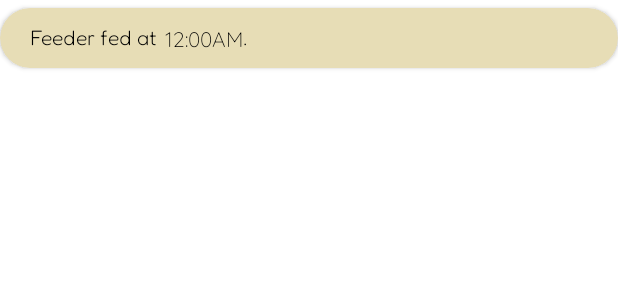
After one commit to UgetsuMurata/FeedFind, an Android app: the layout features_feeder_logs_items.xml on its own in the app's theme, with its tools: preview values and no code run, on a phone screen of 412 x 824 dp. The commit adds this screen. Shown: the top 300 px of the screen. Run offline under Robolectric (Android 15) with nearby library versions, the phone set to English and light mode, and no system bars.

Commit message:
- Everything done!

```diff
--- a/app/src/main/AndroidManifest.xml
+++ b/app/src/main/AndroidManifest.xml
@@ -15,7 +15,7 @@
         android:allowBackup="true"
         android:dataExtractionRules="@xml/data_extraction_rules"
         android:fullBackupContent="@xml/backup_rules"
-        android:icon="@mipmap/ic_launcher"
+        android:icon="@drawable/feed_and_find_logo"
         android:label="Feed and Find"
         android:supportsRtl="true"
         android:theme="@style/Theme.FeedAndFind"
--- a/app/src/main/java/com/example/feedandfind/Adapter/RecordAdapter.java
+++ b/app/src/main/java/com/example/feedandfind/Adapter/RecordAdapter.java
@@ -105,7 +105,7 @@ public class RecordAdapter extends RecyclerView.Adapter<RecordAdapter.RecordHold
                 Intent intent;
                 switch (item.getItemId()) {
                     case (R.id.delete_pet):
-                        firebaseData.removeData("Users/"+feedAndFind.APP_CODE+"/PetFeederQrCodes/"+petInformation.getKey());
+                        firebaseData.removeData("Users/"+feedAndFind.APP_CODE+"/PetTrackerQrCodes/"+petInformation.getKey());
                         feedAndFind.removePetInformationList(petInformation.getKey());
                         recordCallback.onDeleteCallback();
                         break;
--- a/app/src/main/java/com/example/feedandfind/Features/Pets/PetsEdit.java
+++ b/app/src/main/java/com/example/feedandfind/Features/Pets/PetsEdit.java
@@ -175,7 +175,7 @@ public class PetsEdit extends AppCompatActivity {
             values.put("medication", petMedication.getText() != null ? petMedication.getText().toString() : "");
             values.put("vetName", vetName.getText() != null ? vetName.getText().toString() : "");
             values.put("vetPhoneNumber", vetPhoneNumber.getText() != null ? vetPhoneNumber.getText().toString() : "");
-            firebaseData.addValues("Users/"+feedAndFind.APP_CODE+"/PetFeederQrCodes/"+CollarKey, values);
+            firebaseData.addValues("Users/"+feedAndFind.APP_CODE+"/PetTrackerQrCodes/"+CollarKey, values);
             Toast.makeText(this, "Pet information Edited!", Toast.LENGTH_SHORT).show();
 
             List<PetInformation> petInformationList = feedAndFind.getPetInformationList();
--- a/app/src/main/java/com/example/feedandfind/Features/Pets/PetsInfo.java
+++ b/app/src/main/java/com/example/feedandfind/Features/Pets/PetsInfo.java
@@ -77,7 +77,7 @@ public class PetsInfo extends AppCompatActivity {
                 Intent intent;
                 switch (item.getItemId()) {
                     case (R.id.delete_pet):
-                        firebaseData.removeData("Users/"+feedAndFind.APP_CODE+"/PetFeederQrCodes/"+CollarId);
+                        firebaseData.removeData("Users/"+feedAndFind.APP_CODE+"/PetTrackerQrCodes/"+CollarId);
                         feedAndFind.removePetInformationList(CollarId);
                         getOnBackPressedDispatcher().onBackPressed();
                         break;
--- a/app/src/main/java/com/example/feedandfind/LoadingScreen/MainActivity.java
+++ b/app/src/main/java/com/example/feedandfind/LoadingScreen/MainActivity.java
@@ -84,7 +84,7 @@ public class MainActivity extends AppCompatActivity {
         long timeStarted = System.currentTimeMillis();
         CompletableFuture<Void> future = new CompletableFuture<>();
         List<PetInformation> petInformationList = new ArrayList<>();
-        firebaseData.retrieveData(this, "Users/"+feedAndFind.APP_CODE+"/PetFeederQrCodes", new FirebaseData.FirebaseDataCallback() {
+        firebaseData.retrieveData(this, "Users/"+feedAndFind.APP_CODE+"/PetTrackerQrCodes", new FirebaseData.FirebaseDataCallback() {
             @Override
             public void onDataReceived(DataSnapshot dataSnapshot) {
                 for (DataSnapshot ds : dataSnapshot.getChildren()){
--- /dev/null
+++ b/app/src/main/res/layout/features_feeder_logs_items.xml
@@ -0,0 +1,41 @@
+<?xml version="1.0" encoding="utf-8"?>
+<androidx.cardview.widget.CardView xmlns:android="http://schemas.android.com/apk/res/android"
+    android:layout_width="match_parent"
+    android:layout_height="40dp"
+    xmlns:app="http://schemas.android.com/apk/res-auto"
+    android:backgroundTint="@color/topbar_day"
+    app:cardCornerRadius="20dp"
+    android:layout_marginVertical="5dp">
+
+    <LinearLayout
+        android:layout_width="match_parent"
+        android:layout_height="match_parent"
+        android:orientation="horizontal"
+        android:gravity="center_vertical"
+        android:paddingStart="20dp">
+
+        <TextView
+            android:layout_width="wrap_content"
+            android:layout_height="wrap_content"
+            android:gravity="center_vertical"
+            android:text="Feeder fed at"
+            android:layout_marginEnd="5dp"
+            android:textColor="?text"
+            android:fontFamily="@font/fredoka"/>
+        <TextView
+            android:id="@+id/time"
+            android:layout_width="wrap_content"
+            android:layout_height="wrap_content"
+            android:gravity="center_vertical"
+            android:text="12:00AM"
+            android:textColor="?text"
+            android:fontFamily="@font/quicksand"/>
+        <TextView
+            android:layout_width="wrap_content"
+            android:layout_height="wrap_content"
+            android:gravity="center_vertical"
+            android:text="."
+            android:textColor="?text"
+            android:fontFamily="@font/fredoka"/>
+    </LinearLayout>
+</androidx.cardview.widget.CardView>
```
Also changed, not shown: app/src/main/java/com/example/feedandfind/Features/Feeder/IndividualDiet.java (+6 -2 lines), app/src/main/java/com/example/feedandfind/Features/Feeder/Logs.java (+91 -16 lines), app/src/main/res/layout/features_feeder_logs.xml (+39 -161 lines).
